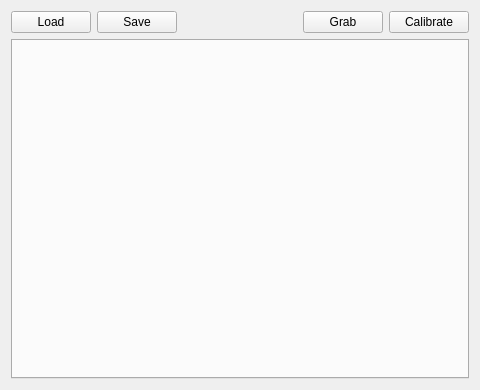
This is QtAPP/CalibrationToolkit/mainwindow.ui in RobotSDK/APP as Qt 5 draws it before an edit. The edited form follows.
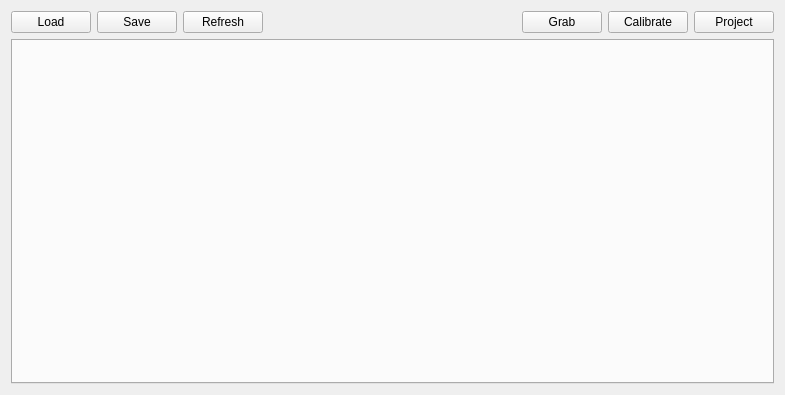
This is the edited form.

What changed in the file:
```diff
--- a/QtAPP/CalibrationToolkit/mainwindow.ui
+++ b/QtAPP/CalibrationToolkit/mainwindow.ui
@@ -6,8 +6,8 @@
    <rect>
     <x>0</x>
     <y>0</y>
-    <width>480</width>
-    <height>390</height>
+    <width>785</width>
+    <height>395</height>
    </rect>
   </property>
   <property name="windowTitle">
@@ -31,6 +31,13 @@
         </property>
        </widget>
       </item>
+      <item>
+       <widget class="QPushButton" name="refresh">
+        <property name="text">
+         <string>Refresh</string>
+        </property>
+       </widget>
+      </item>
       <item>
        <spacer name="horizontalSpacer">
         <property name="orientation">
@@ -58,6 +65,13 @@
         </property>
        </widget>
       </item>
+      <item>
+       <widget class="QPushButton" name="Project">
+        <property name="text">
+         <string>Project</string>
+        </property>
+       </widget>
+      </item>
      </layout>
     </item>
     <item>
```
